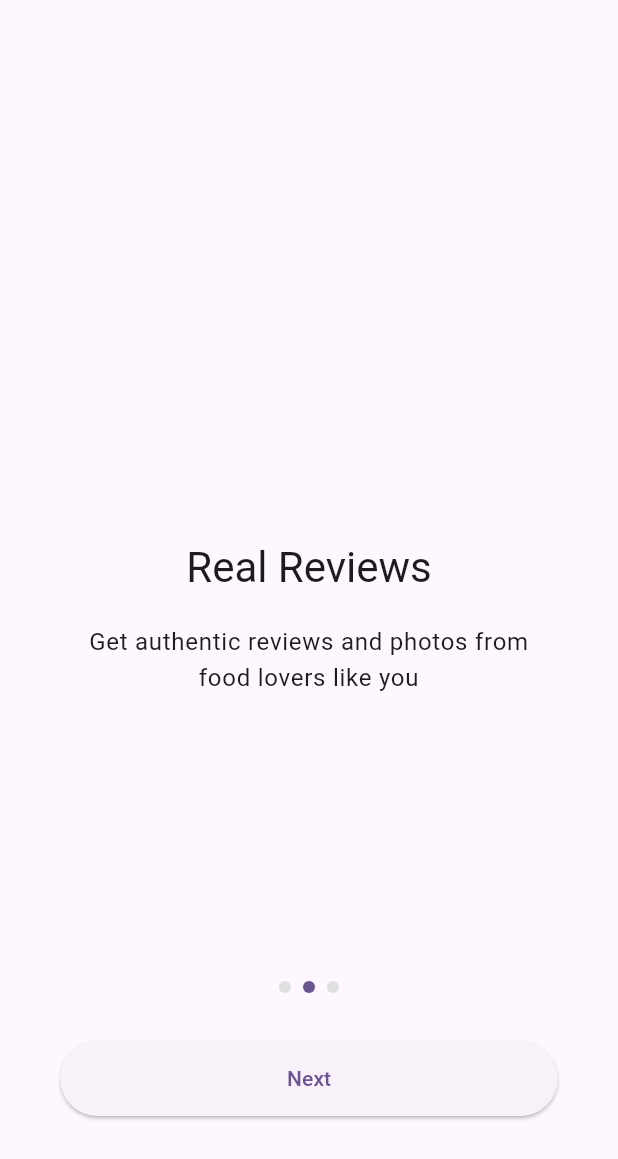
After one commit to TheFastOrg/Ba7besh, a Flutter app: the OnboardingScreen screen opened directly, after a tap on "Next", on a phone screen of 412 x 824 dp. The commit adds this screen. Shown: the top 1159 px of the screen. Run offline on Flutter 3.47's test engine with Material 3 defaults, Android fonts, the phone set to English and light mode, and no system bars; our stand-ins replace firebase_core, flutter_riverpod, flutter_secure_storage, freezed_annotation, package_info_plus; accounts and stored records are empty; generated files the repository leaves out were written again; network calls fail.

Commit message:
initial onboarding flow

```diff
--- /dev/null
+++ b/mobile/lib/onboarding/onboarding_page.dart
@@ -0,0 +1,29 @@
+class OnboardingPage {
+  final String title;
+  final String description;
+  final String image;
+
+  const OnboardingPage({
+    required this.title,
+    required this.description,
+    required this.image,
+  });
+
+  static const List<OnboardingPage> pages = [
+    OnboardingPage(
+      title: 'Discover Local Gems',
+      description: 'Find and explore trusted local restaurants in your area',
+      image: 'assets/images/discover.png',
+    ),
+    OnboardingPage(
+      title: 'Real Reviews',
+      description: 'Get authentic reviews and photos from food lovers like you',
+      image: 'assets/images/reviews.png',
+    ),
+    OnboardingPage(
+      title: 'Join the Community',
+      description: 'Share your experiences and help others discover great food',
+      image: 'assets/images/community.png',
+    ),
+  ];
+}
--- /dev/null
+++ b/mobile/lib/presentation/screens/onboarding_screen.dart
@@ -0,0 +1,106 @@
+import 'package:flutter/material.dart';
+import 'package:flutter_riverpod/flutter_riverpod.dart';
+import 'package:mobile/onboarding/onboarding_page.dart';
+import 'package:mobile/onboarding/onboarding_provider.dart';
+import 'package:mobile/presentation/widgets/page_indicator.dart';
+import 'auth_screen.dart';
+
+class OnboardingScreen extends ConsumerStatefulWidget {
+  const OnboardingScreen({super.key});
+
+  @override
+  ConsumerState<OnboardingScreen> createState() => _OnboardingScreenState();
+}
+
+class _OnboardingScreenState extends ConsumerState<OnboardingScreen> {
+  final PageController _pageController = PageController();
+  int _currentPage = 0;
+
+  @override
+  Widget build(BuildContext context) {
+    return Scaffold(
+      body: Stack(
+        children: [
+          PageView.builder(
+            controller: _pageController,
+            itemCount: OnboardingPage.pages.length,
+            onPageChanged: (int page) {
+              setState(() {
+                _currentPage = page;
+              });
+            },
+            itemBuilder: (context, index) {
+              final page = OnboardingPage.pages[index];
+              return _buildPage(page);
+            },
+          ),
+          Positioned(
+            bottom: 80,
+            left: 0,
+            right: 0,
+            child: Column(
+              children: [
+                PageIndicator(
+                  count: OnboardingPage.pages.length,
+                  currentIndex: _currentPage,
+                ),
+                const SizedBox(height: 32),
+                _buildButton(),
+              ],
+            ),
+          ),
+        ],
+      ),
+    );
+  }
+
+  Widget _buildPage(OnboardingPage page) {
+    return Padding(
+      padding: const EdgeInsets.all(40),
+      child: Column(
+        mainAxisAlignment: MainAxisAlignment.center,
+        children: [
+          const Spacer(),
+          Text(
+            page.title,
+            style: Theme.of(context).textTheme.headlineMedium,
+            textAlign: TextAlign.center,
+          ),
+          const SizedBox(height: 20),
+          Text(
+            page.description,
+            style: Theme.of(context).textTheme.bodyLarge,
+            textAlign: TextAlign.center,
+          ),
+          const Spacer(),
+        ],
+      ),
+    );
+  }
+
+  Widget _buildButton() {
+    final isLastPage = _currentPage == OnboardingPage.pages.length - 1;
+    return Padding(
+      padding: const EdgeInsets.symmetric(horizontal: 40),
+      child: ElevatedButton(
+        onPressed: () {
+          if (isLastPage) {
+            ref.read(onboardingProvider.notifier).completeOnboarding();
+            Navigator.of(context).pushReplacement(
+              MaterialPageRoute(builder: (_) => const AuthScreen()),
+            );
+          } else {
+            _pageController.nextPage(
+              duration: const Duration(milliseconds: 300),
+              curve: Curves.easeInOut,
+            );
+          }
+        },
+        style: ElevatedButton.styleFrom(
+          minimumSize: const Size.fromHeight(50),
+        ),
+        child: Text(isLastPage ? 'Get Started' : 'Next'),
+      ),
+    );
+  }
+}
--- /dev/null
+++ b/mobile/lib/presentation/widgets/page_indicator.dart
@@ -0,0 +1,32 @@
+import 'package:flutter/material.dart';
+
+class PageIndicator extends StatelessWidget {
+  final int count;
+  final int currentIndex;
+
+  const PageIndicator({
+    super.key,
+    required this.count,
+    required this.currentIndex,
+  });
+
+  @override
+  Widget build(BuildContext context) {
+    return Row(
+      mainAxisAlignment: MainAxisAlignment.center,
+      children: List.generate(count, (index) {
+        return Container(
+          width: 8,
+          height: 8,
+          margin: const EdgeInsets.symmetric(horizontal: 4),
+          decoration: BoxDecoration(
+            shape: BoxShape.circle,
+            color: currentIndex == index
+                ? Theme.of(context).primaryColor
+                : Colors.grey.shade300,
+          ),
+        );
+      }),
+    );
+  }
+}
```
Also changed, not shown: mobile/lib/core/onboarding_storage.dart (added, +17 -0 lines), mobile/lib/onboarding/onboarding_provider.dart (added, +23 -0 lines), mobile/lib/presentation/screens/auth_screen.dart (added, +54 -0 lines), mobile/lib/presentation/screens/loading_screen.dart (+6 -2 lines), mobile/lib/presentation/widgets/social_auth_button.dart (added, +29 -0 lines).
